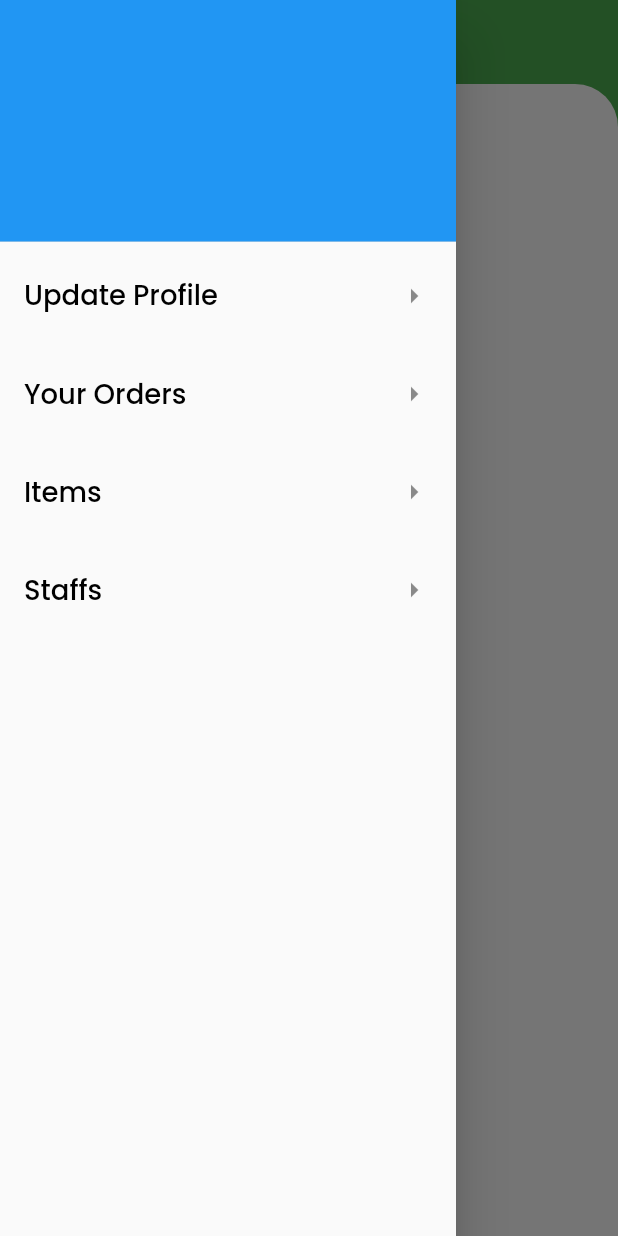
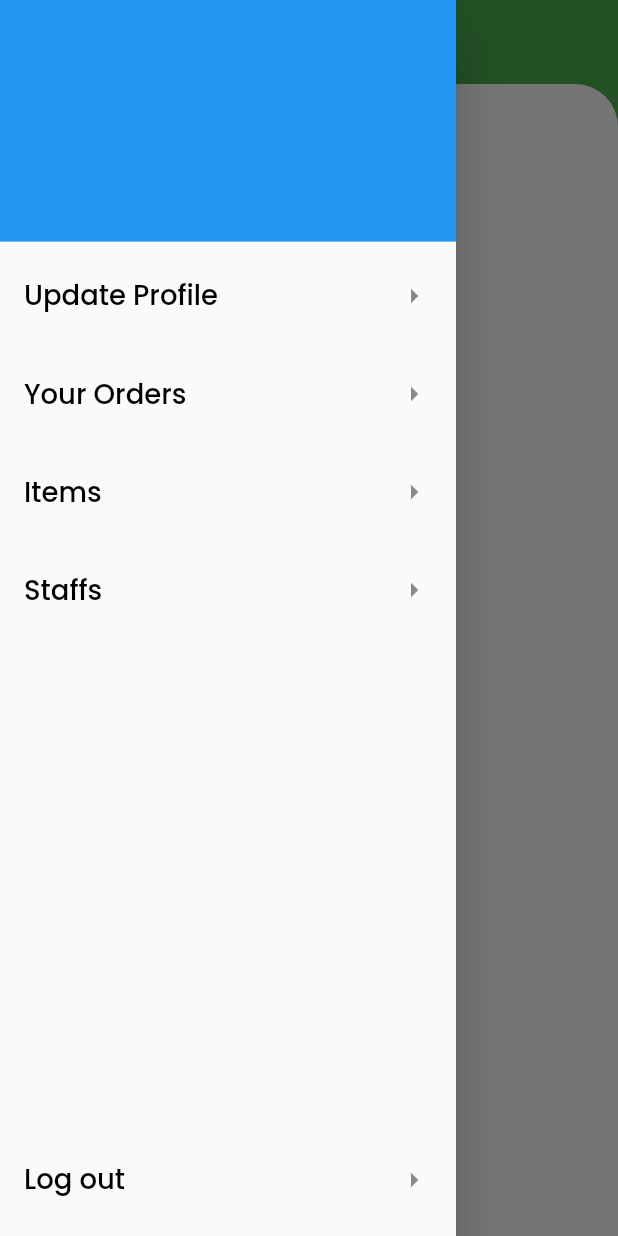
Before and after one commit to IchinoseBinit/medic, a Flutter app: the HomeScreen screen opened directly, with the side drawer open, on a phone screen of 412 x 824 dp. Run offline on Flutter 3.47's test engine with Material 2 defaults, Android fonts, the phone set to English and light mode, and no system bars; our stand-ins replace flutter_screenutil, google_fonts; accounts and stored records are empty; network calls fail.

Commit message:
final changeS

```diff
--- a/lib/providers/order_provider.dart
+++ b/lib/providers/order_provider.dart
@@ -5,7 +5,6 @@ import 'package:flutter/cupertino.dart';
 import 'package:medic/api/api_call.dart';
 import 'package:medic/constants/urls.dart';
 import 'package:medic/models/order.dart';
-import 'package:medic/models/products.dart';
 import 'package:medic/providers/login_provider.dart';
 import 'package:medic/providers/products_provider.dart';
 import 'package:provider/provider.dart';
@@ -18,9 +17,10 @@ class OrderProvider extends ChangeNotifier {
       final id = Provider.of<LoginProvider>(context, listen: false).profile!.id;
       final response = await APICall().getRequestWithToken("$orderUrl/$id");
       final list = jsonDecode(response);
+
       listOfOrders.clear();
       for (var item in list) {
-        final productId = item["ProductId"];
+        final productId = item["ProductId"] as int;
         var product = Provider.of<ProductsProvider>(context, listen: false)
             .getProductById(id);
 
--- a/lib/providers/products_provider.dart
+++ b/lib/providers/products_provider.dart
@@ -24,7 +24,7 @@ class ProductsProvider extends ChangeNotifier {
     }
   }
 
-  Future<Product> fetchProductById(String id) async {
+  Future<Product> fetchProductById(int id) async {
     try {
       final response = await APICall().getRequestWithToken("$productsUrl/$id");
       return Product.fromJson(jsonDecode(response));
--- a/lib/screens/home_screen.dart
+++ b/lib/screens/home_screen.dart
@@ -4,6 +4,7 @@ import 'package:medic/providers/login_provider.dart';
 import 'package:medic/providers/medical_staff_provider.dart';
 import 'package:medic/providers/products_provider.dart';
 import 'package:medic/screens/list_of_staff_screen.dart';
+import 'package:medic/screens/login_screen.dart';
 import 'package:medic/screens/orders/order_screen.dart';
 import 'package:medic/screens/surgical_items.dart';
 import 'package:medic/screens/update_customer_screen.dart';
@@ -76,11 +77,20 @@ class HomeScreen extends StatelessWidget {
               label: "Staffs",
               widget: const ListOfStaffs(),
             ),
+            const Spacer(),
+            ListTile(
+              title: const Text("Log out"),
+              trailing: const Icon(
+                Icons.arrow_right_outlined,
+              ),
+              onTap: () => navigateAndRemoveAll(context, LoginScreen()),
+            ),
             SizedBox(
               height: 8.h,
             ),
           ],
-      )),
+        ),
+      ),
       body: CurvedBodyWidget(
         widget: FutureBuilder(
           future: future,
--- a/lib/screens/surgical_items.dart
+++ b/lib/screens/surgical_items.dart
@@ -49,6 +49,7 @@ class SurgicalItems extends StatelessWidget {
                         gridDelegate: SliverGridDelegateWithFixedCrossAxisCount(
                           crossAxisCount: 2,
                           mainAxisSpacing: 120.h,
+                          crossAxisSpacing: 5.w,
                           childAspectRatio: .5,
                         ),
                         itemBuilder: ((context, index) => ProductCard(
```
Also changed, not shown: lib/screens/login_screen.dart (+2 -6 lines), lib/screens/orders/order_screen.dart (+1 -7 lines), lib/utils/navigate.dart (+7 -0 lines). Lines whose indentation alone changed are shown as unchanged.
